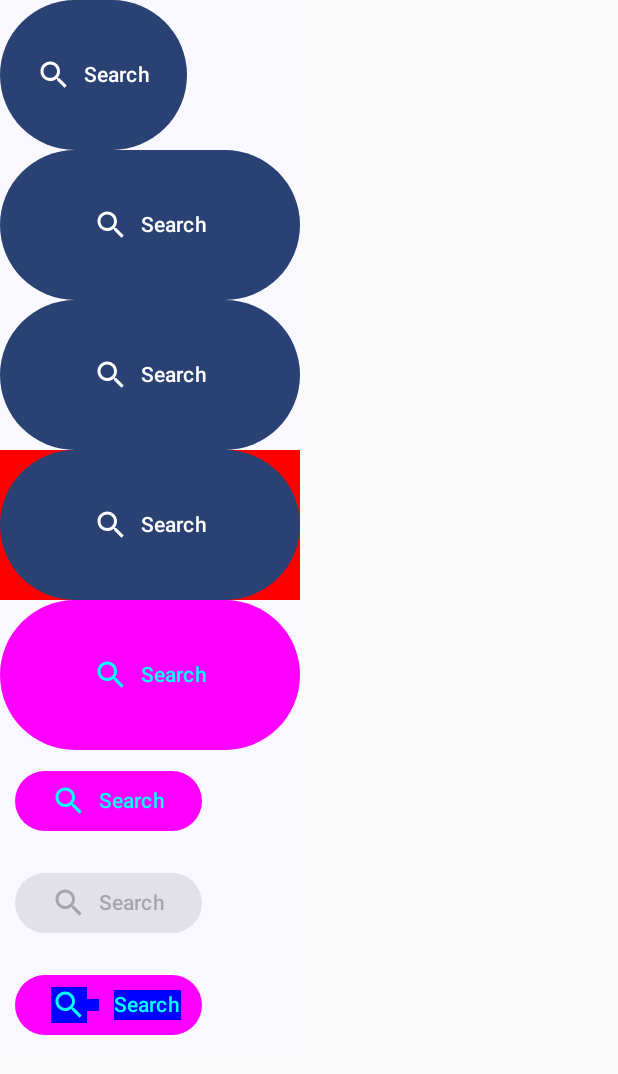
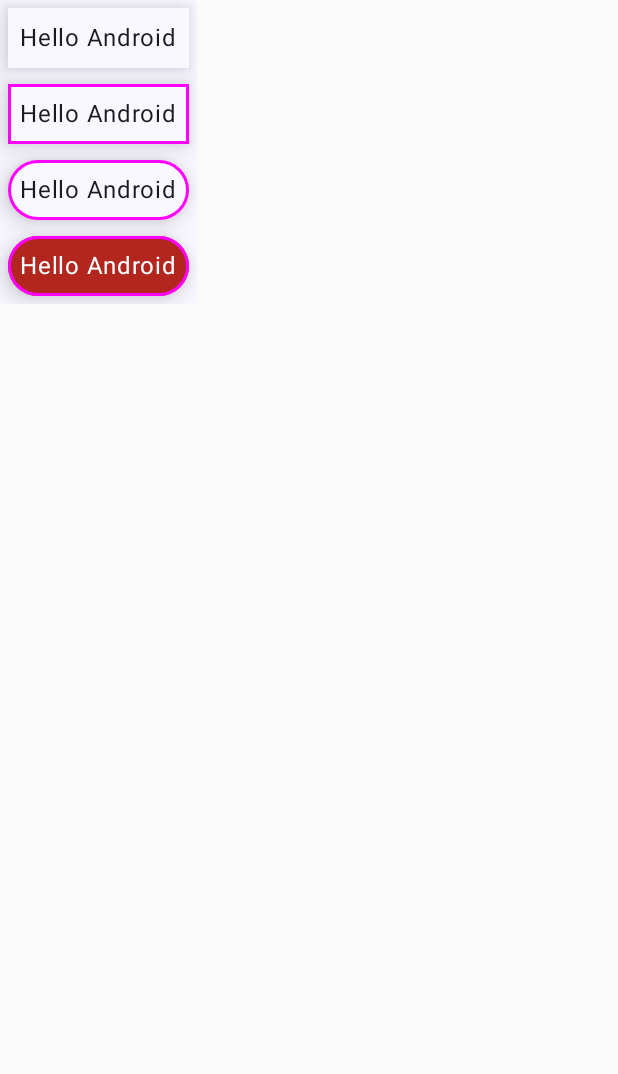
Before and after one commit to ichanguk/Jetpack-Compose-Prac, an Android app built with Jetpack Compose: the screen it shows after launch (ModifierActivity before the commit, SurfaceActivity after it), on a phone screen of 412 x 824 dp. Shown: the top 1074 px of the screen. Run offline under Robolectric (Android 15) with nearby library versions, the phone set to English and light mode, and no system bars.

Commit message:
Update Surface

```diff
--- a/app/src/main/AndroidManifest.xml
+++ b/app/src/main/AndroidManifest.xml
@@ -13,10 +13,10 @@
         android:theme="@style/Theme.JetpackComposePrac"
         tools:targetApi="31">
         <activity
-            android:name=".ModifierActivity"
+            android:name=".SurfaceActivity"
             android:exported="true"
-            android:label="@string/title_activity_modifier"
-            android:theme="@style/Theme.JetpackComposePrac" >
+            android:label="@string/title_activity_surface"
+            android:theme="@style/Theme.JetpackComposePrac">
             <intent-filter>
                 <action android:name="android.intent.action.MAIN" />
 
@@ -24,15 +24,20 @@
             </intent-filter>
         </activity>
         <activity
+            android:name=".ModifierActivity"
+            android:exported="true"
+            android:label="@string/title_activity_modifier"
+            android:theme="@style/Theme.JetpackComposePrac"/>
+        <activity
             android:name=".ButtonActivity"
             android:exported="true"
             android:label="@string/title_activity_button"
-            android:theme="@style/Theme.JetpackComposePrac"/>
+            android:theme="@style/Theme.JetpackComposePrac" />
         <activity
             android:name=".TextActivity"
             android:exported="true"
             android:label="@string/app_name"
-            android:theme="@style/Theme.JetpackComposePrac"/>
+            android:theme="@style/Theme.JetpackComposePrac" />
     </application>
 
 </manifest>
--- /dev/null
+++ b/app/src/main/java/com/example/jetpackcomposeprac/SurfaceActivity.kt
@@ -0,0 +1,104 @@
+package com.example.jetpackcomposeprac
+
+import android.os.Bundle
+import androidx.activity.ComponentActivity
+import androidx.activity.compose.setContent
+import androidx.compose.foundation.BorderStroke
+import androidx.compose.foundation.layout.Column
+import androidx.compose.foundation.layout.fillMaxSize
+import androidx.compose.foundation.layout.padding
+import androidx.compose.foundation.shape.CircleShape
+import androidx.compose.material3.MaterialTheme
+import androidx.compose.material3.Surface
+import androidx.compose.material3.Text
+import androidx.compose.runtime.Composable
+import androidx.compose.ui.Modifier
+import androidx.compose.ui.graphics.Color
+import androidx.compose.ui.tooling.preview.Preview
+import androidx.compose.ui.unit.dp
+import com.example.jetpackcomposeprac.ui.theme.JetpackComposePracTheme
+
+class SurfaceActivity : ComponentActivity() {
+    override fun onCreate(savedInstanceState: Bundle?) {
+        super.onCreate(savedInstanceState)
+        setContent {
+            JetpackComposePracTheme {
+                // A surface container using the 'background' color from the theme
+                Surface(
+                    color = MaterialTheme.colorScheme.background
+                ) {
+                    SurfaceEx("Android")
+                }
+            }
+        }
+    }
+}
+
+@Composable
+fun SurfaceEx(name: String) {
+    Column {
+        // step1 : Surface에 elevation을 설정하기
+        Surface(
+            modifier = Modifier.padding(5.dp),
+            shadowElevation = 10.dp
+        ) {
+            Text(
+                text = "Hello $name",
+                modifier = Modifier.padding(8.dp)
+            )
+        }
+
+        // step2 : border의 값 설정
+        Surface(
+            border = BorderStroke(width = 2.dp, color = Color.Magenta),
+            modifier = Modifier.padding(5.dp),
+            shadowElevation = 10.dp
+        ) {
+            Text(
+                text = "Hello $name",
+                modifier = Modifier.padding(8.dp)
+            )
+        }
+
+        // step3 : Surface의 shape 설정
+        Surface(
+            border = BorderStroke(width = 2.dp, color = Color.Magenta),
+            modifier = Modifier.padding(5.dp),
+            shadowElevation = 10.dp,
+            shape = CircleShape
+        ) {
+            Text(
+                text = "Hello $name",
+                modifier = Modifier.padding(8.dp)
+            )
+        }
+
+        // step4 : color 지정
+        // MaterialTheme.colors에서 primary, error,
+        // background, surface, secondary 등을 지정
+        // contentColor가 자동으로 선택
+        Surface(
+            border = BorderStroke(width = 2.dp, color = Color.Magenta),
+            modifier = Modifier.padding(5.dp),
+            shadowElevation = 10.dp,
+            shape = CircleShape,
+            color = MaterialTheme.colorScheme.error
+            // surface의 color에 따라 content color가 자동으로 선택됨
+            // error의 경우 content color가 onError가 됨
+        ) {
+            Text(
+                text = "Hello $name",
+                modifier = Modifier.padding(8.dp)
+            )
+        }
+    }
+
+}
+
+@Preview(showBackground = true)
+@Composable
+fun GreetingPreview() {
+    JetpackComposePracTheme {
+        SurfaceEx("Android")
+    }
+}
--- a/app/src/main/res/values/strings.xml
+++ b/app/src/main/res/values/strings.xml
@@ -2,4 +2,5 @@
     <string name="app_name">JetpackComposePrac</string>
     <string name="title_activity_button">ButtonActivity</string>
     <string name="title_activity_modifier">ModifierActivity</string>
+    <string name="title_activity_surface">SurfaceActivity</string>
 </resources>
```
